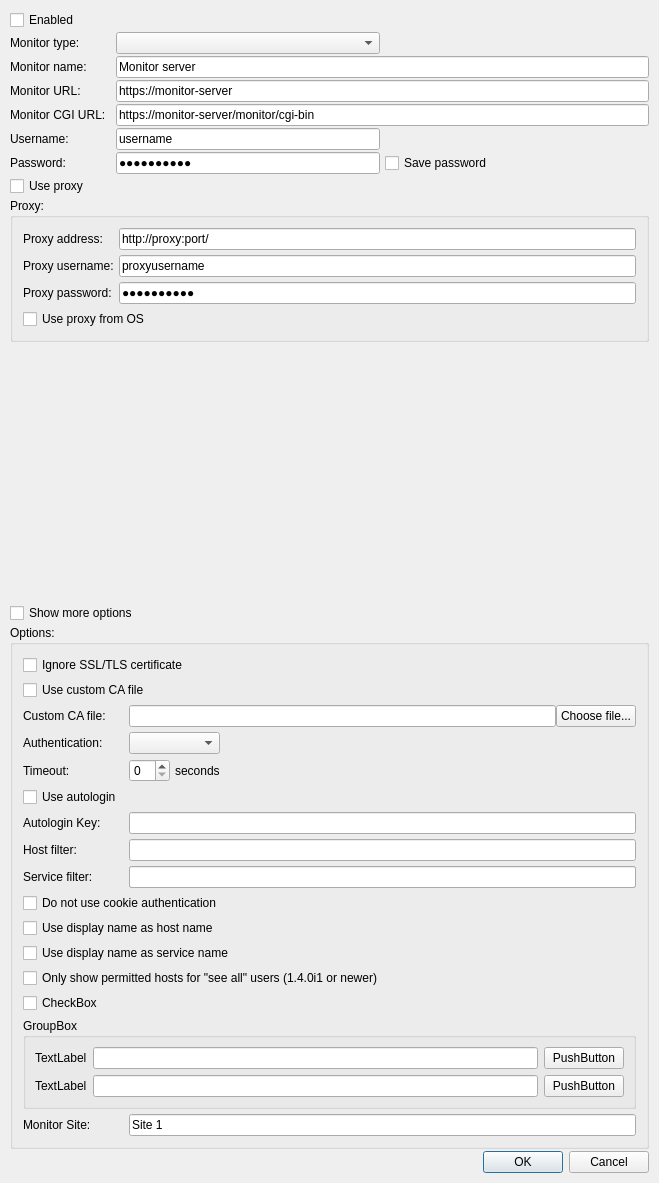
Qt form Nagstamon/QUI/settings_server.ui (HenriWahl/Nagstamon) before a commit.
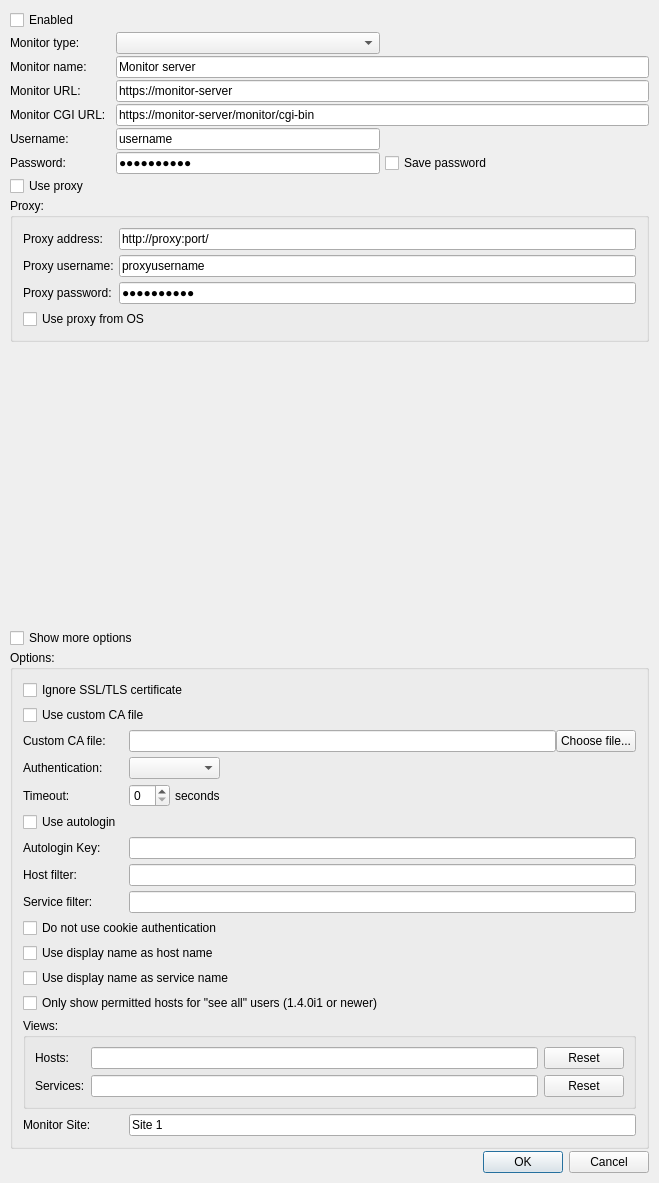
The same form after that commit.

Commit message: added custimized views to Check_MK for hosts and services

What changed in the file:
```diff
--- a/Nagstamon/QUI/settings_server.ui
+++ b/Nagstamon/QUI/settings_server.ui
@@ -359,6 +359,49 @@
         </property>
        </widget>
       </item>
+      <item row="15" column="0" colspan="4">
+       <widget class="QGroupBox" name="groupbox_check_mk_views">
+        <property name="title">
+         <string>Views:</string>
+        </property>
+        <layout class="QGridLayout" name="gridLayout_4">
+         <item row="0" column="0">
+          <widget class="QLabel" name="label_check_mk_view_hosts">
+           <property name="text">
+            <string>Hosts:</string>
+           </property>
+          </widget>
+         </item>
+         <item row="1" column="0">
+          <widget class="QLabel" name="label_check_mk_view_services">
+           <property name="text">
+            <string>Services:</string>
+           </property>
+          </widget>
+         </item>
+         <item row="1" column="1">
+          <widget class="QLineEdit" name="input_lineedit_check_mk_view_services"/>
+         </item>
+         <item row="0" column="1">
+          <widget class="QLineEdit" name="input_lineedit_check_mk_view_hosts"/>
+         </item>
+         <item row="0" column="2">
+          <widget class="QPushButton" name="button_check_mk_view_hosts_reset">
+           <property name="text">
+            <string>Reset</string>
+           </property>
+          </widget>
+         </item>
+         <item row="1" column="2">
+          <widget class="QPushButton" name="button_check_mk_view_services_reset">
+           <property name="text">
+            <string>Reset</string>
+           </property>
+          </widget>
+         </item>
+        </layout>
+       </widget>
+      </item>
       <item row="5" column="0">
        <widget class="QLabel" name="label_auth_type">
         <property name="text">
@@ -434,13 +477,6 @@
         </property>
        </widget>
       </item>
-      <item row="10" column="2" colspan="2">
-       <widget class="QLineEdit" name="input_lineedit_service_filter">
-        <property name="text">
-         <string/>
-        </property>
-       </widget>
-      </item>
       <item row="14" column="0" colspan="4">
        <widget class="QCheckBox" name="input_checkbox_force_authuser">
         <property name="text">
@@ -451,7 +487,7 @@
       <item row="5" column="2">
        <widget class="QComboBox" name="input_combobox_authentication"/>
       </item>
-      <item row="17" column="2" colspan="2">
+      <item row="16" column="2" colspan="2">
        <widget class="QLineEdit" name="input_lineedit_monitor_site">
         <property name="text">
          <string>Site 1</string>
@@ -522,7 +558,7 @@
         </item>
        </layout>
       </item>
-      <item row="17" column="0">
+      <item row="16" column="0">
        <widget class="QLabel" name="label_monitor_site">
         <property name="sizePolicy">
          <sizepolicy hsizetype="Minimum" vsizetype="Preferred">
@@ -549,56 +585,6 @@
         </property>
        </widget>
       </item>
-      <item row="15" column="0">
-       <widget class="QCheckBox" name="checkBox">
-        <property name="text">
-         <string>CheckBox</string>
-        </property>
-       </widget>
-      </item>
-      <item row="16" column="0" colspan="4">
-       <widget class="QGroupBox" name="groupBox">
-        <property name="title">
-         <string>GroupBox</string>
-        </property>
-        <layout class="QGridLayout" name="gridLayout_4">
-         <item row="0" column="0">
-          <widget class="QLabel" name="label">
-           <property name="text">
-            <string>TextLabel</string>
-           </property>
-          </widget>
-         </item>
-         <item row="1" column="0">
-          <widget class="QLabel" name="label_2">
-           <property name="text">
-            <string>TextLabel</string>
-           </property>
-          </widget>
-         </item>
-         <item row="1" column="1">
-          <widget class="QLineEdit" name="lineEdit_2"/>
-         </item>
-         <item row="0" column="1">
-          <widget class="QLineEdit" name="lineEdit"/>
-         </item>
-         <item row="0" column="2">
-          <widget class="QPushButton" name="pushButton">
-           <property name="text">
-            <string>PushButton</string>
-           </property>
-          </widget>
-         </item>
-         <item row="1" column="2">
-          <widget class="QPushButton" name="pushButton_2">
-           <property name="text">
-            <string>PushButton</string>
-           </property>
-          </widget>
-         </item>
-        </layout>
-       </widget>
-      </item>
      </layout>
     </widget>
    </item>
```
The commit also changes 3 other files.
